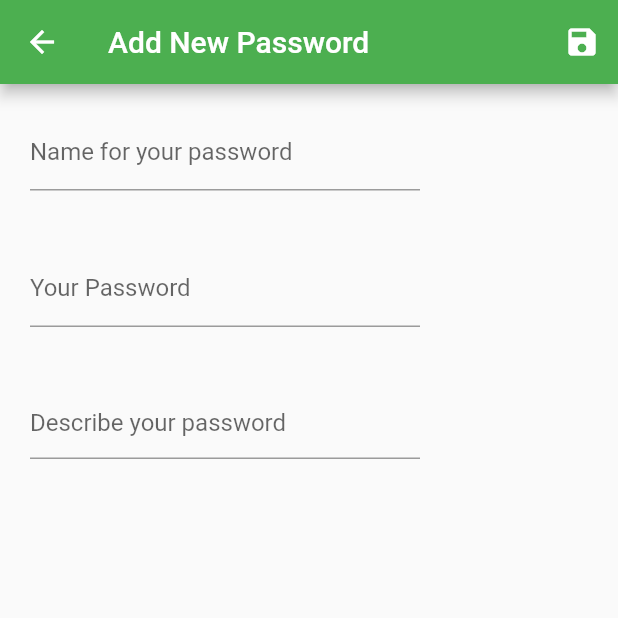
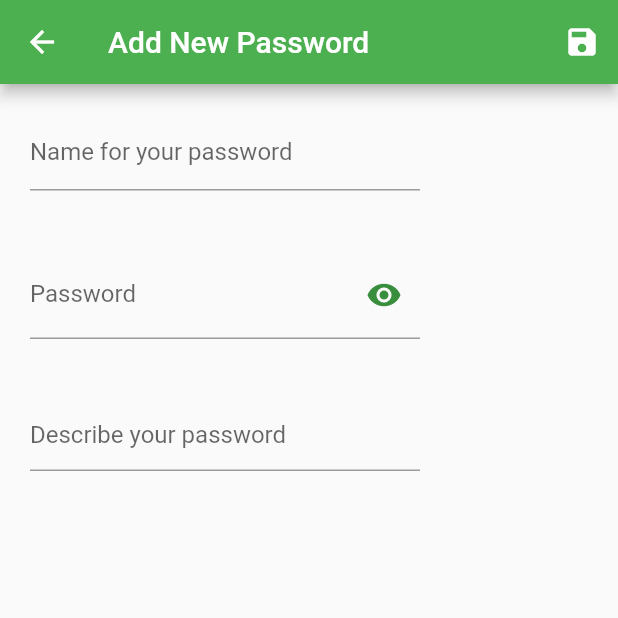
Before and after one commit to Aravind-2018/Unlock, a Flutter app: the NewPassword screen opened directly, on a phone screen of 412 x 824 dp, the top half of it. Run offline on Flutter 3.47's test engine with Material 2 defaults, Android fonts, the phone set to English and light mode, and no system bars; our stand-ins replace local_auth, sqflite; accounts and stored records are empty.

Commit message:
[MA] Hide/Show password fix

```diff
--- a/lib/DbHelper.dart
+++ b/lib/DbHelper.dart
@@ -1,7 +1,5 @@
-
 import 'dart:io';
 
-import 'package:flutter/cupertino.dart';
 import 'package:myapp/Password.dart';
 import 'package:path/path.dart';
 import 'package:path_provider/path_provider.dart';
--- a/lib/Navigator1.dart
+++ b/lib/Navigator1.dart
@@ -53,7 +53,7 @@ class Navigator1State extends State<Navigator1>{
 
                   // Then show a snackbar.
                   Scaffold.of(context)
-                      .showSnackBar(SnackBar(content: Text(item.name+" dismissed"),backgroundColor: Colors.red));
+                      .showSnackBar(SnackBar(content: Text("Password - "+item.name+" deleted"),backgroundColor: Colors.red));
                 },
                 // Show a red background as the item is swiped away.
                 background: Container(color: Colors.red),
--- a/lib/NewPassword.dart
+++ b/lib/NewPassword.dart
@@ -21,6 +21,8 @@ class _CreateTodoState extends State<NewPassword>{
   final passCtrl = TextEditingController();
   final descCtrl = TextEditingController();
   int id;
+  bool _hidePassword=true;
+
   _CreateTodoState(int id){
     this.id=id;
     if(id!=0){
@@ -61,12 +63,29 @@ class _CreateTodoState extends State<NewPassword>{
           Container(
                 width: 300,
                 padding: EdgeInsets.all(20),
-              child:TextFormField(
-                controller: passCtrl,
-                decoration: InputDecoration(
-                    isDense: true,
-                    labelText: 'Your Password'
-                ),
+              child: new Column(
+                children: <Widget>[
+                  new  TextFormField(
+                    controller: passCtrl,
+                    decoration: InputDecoration(
+                      labelText: 'Password',
+                      hintText: 'Enter your password',
+                      // Here is key idea
+                      suffixIcon: IconButton(
+                        icon: Icon(
+                          // Based on passwordVisible state choose the icon
+                          _hidePassword
+                              ? Icons.visibility
+                              : Icons.visibility_off,
+                          color: Theme.of(context).primaryColorDark,
+                        ),
+                        onPressed:  _toggle,
+                      ),
+                    ),
+                    validator: (val) => val.length < 6 ? 'Password too short.' : null,
+                    obscureText: _hidePassword,
+                  ),
+                ]
               )
           ),
           Container(
@@ -101,5 +120,10 @@ class _CreateTodoState extends State<NewPassword>{
     Navigator.pop(context);
   }
 
+  void _toggle() {
+    setState(() {
+      _hidePassword = !_hidePassword;
+    });
+  }
 
 }
--- a/lib/main.dart
+++ b/lib/main.dart
@@ -71,7 +71,7 @@ class _MyHomePageState extends State<MyHomePage> {
     bool authenticated = false;
     try {
       authenticated = await _localAuthentication.authenticateWithBiometrics(
-        localizedReason: "Authenticate for Testing", // message for dialog
+        localizedReason: "Use your finger please", // message for dialog
         useErrorDialogs: false,// show error in dialog
         stickyAuth: false,// native process
       );
```
